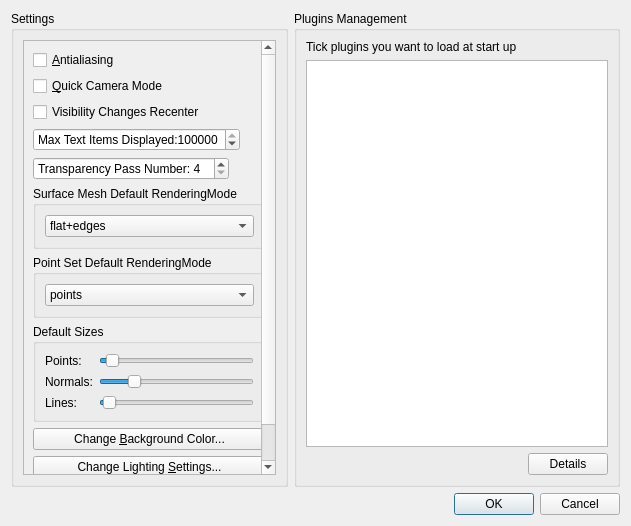
Qt form Polyhedron/demo/Polyhedron/Preferences.ui (CGAL/cgal) before a commit.
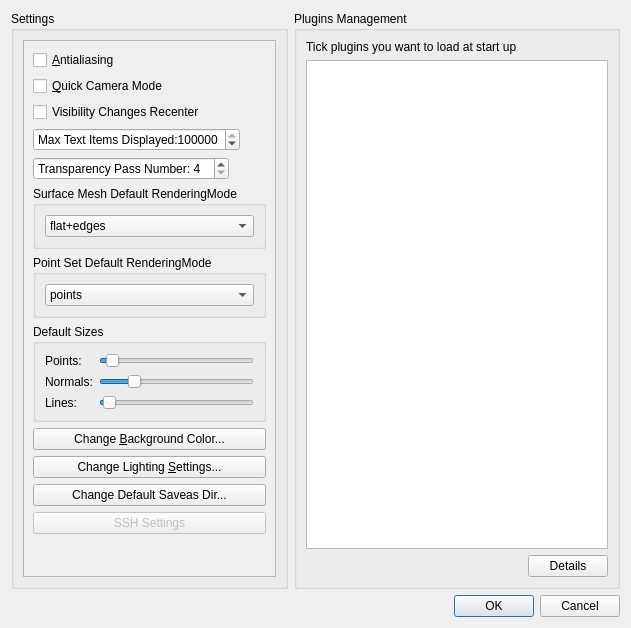
The same form after that commit.

```diff
--- a/Polyhedron/demo/Polyhedron/Preferences.ui
+++ b/Polyhedron/demo/Polyhedron/Preferences.ui
@@ -7,7 +7,7 @@
     <x>0</x>
     <y>0</y>
     <width>631</width>
-    <height>526</height>
+    <height>628</height>
    </rect>
   </property>
   <property name="sizePolicy">
@@ -59,8 +59,8 @@
             <rect>
              <x>0</x>
              <y>0</y>
-             <width>278</width>
-             <height>499</height>
+             <width>275</width>
+             <height>534</height>
             </rect>
            </property>
            <layout class="QVBoxLayout" name="verticalLayout_3">
@@ -285,6 +285,16 @@
               </property>
              </widget>
             </item>
+            <item>
+             <widget class="QPushButton" name="sshButton">
+              <property name="enabled">
+               <bool>false</bool>
+              </property>
+              <property name="text">
+               <string>SSH Settings</string>
+              </property>
+             </widget>
+            </item>
             <item>
              <spacer name="verticalSpacer">
               <property name="orientation">
```
